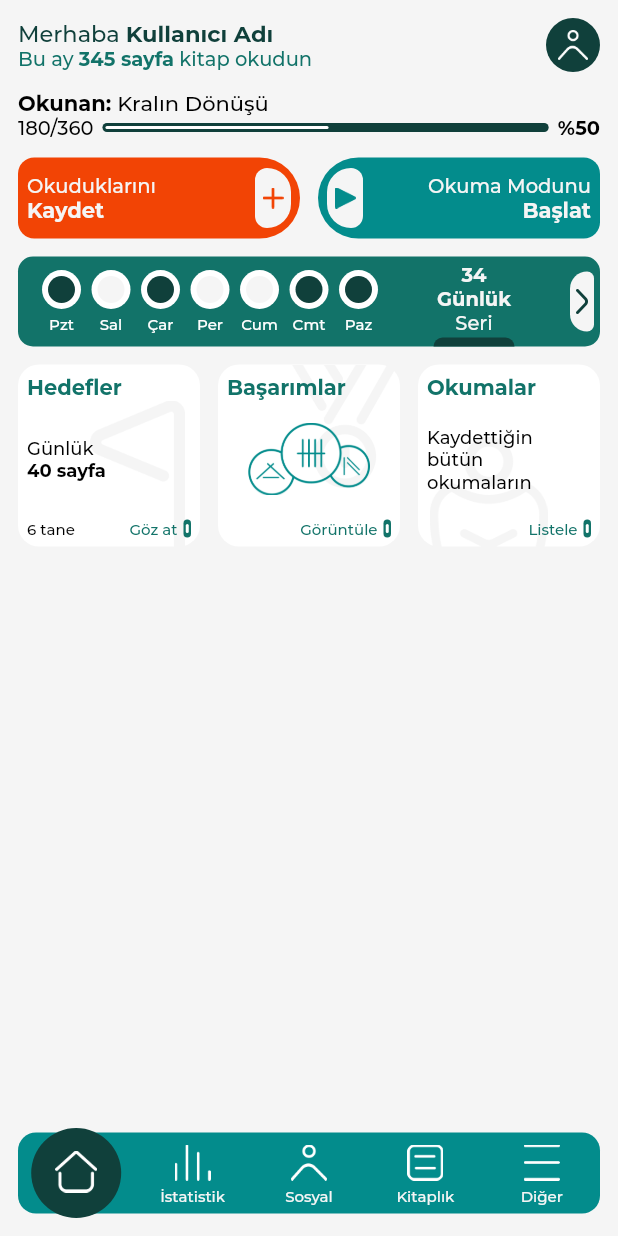
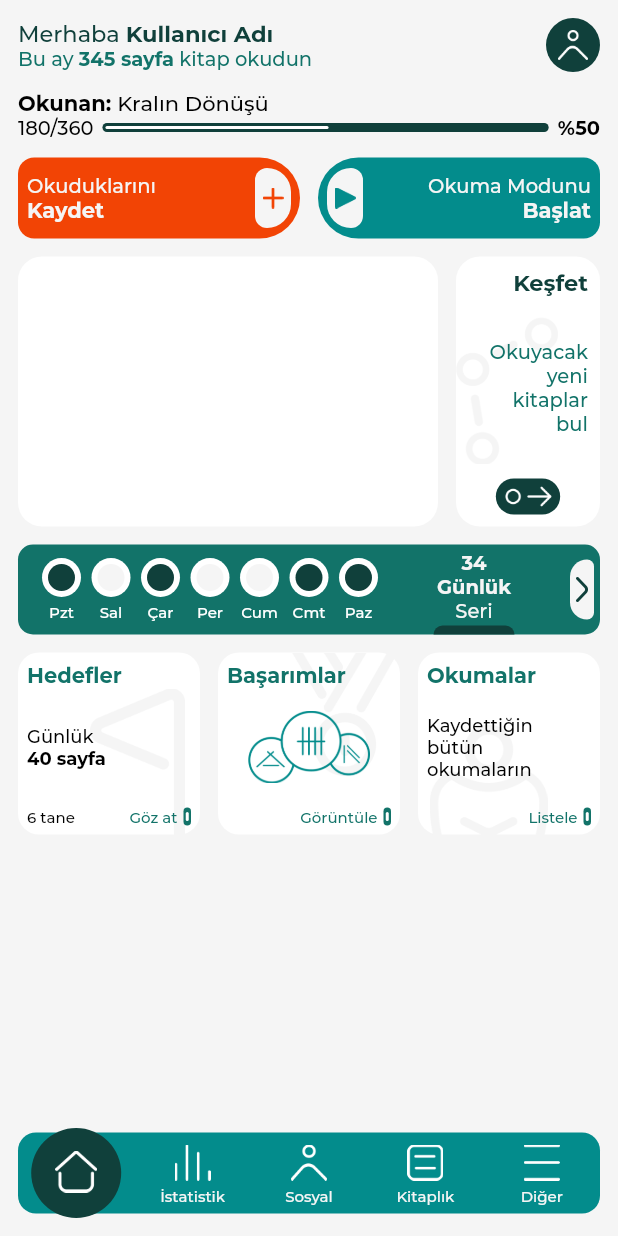
Before and after one commit to zahidayturan/okuur-book-tracker-mobile-app, a Flutter app: the screen it shows after launch, on a phone screen of 412 x 824 dp. Run offline on Flutter 3.47's test engine with Material 2 defaults, Android fonts, the light colour scheme and no system bars.

Commit message:
discover section

```diff
--- /dev/null
+++ b/lib/routes/home/componenets/current_book_and_discover.dart
@@ -0,0 +1,104 @@
+import 'package:flutter/material.dart';
+import 'package:okuur/core/constants/colors.dart';
+import 'package:okuur/ui/components/rich_text.dart';
+
+class CurrentBookAndDiscover extends StatefulWidget {
+
+  //get BookInfo
+
+  const CurrentBookAndDiscover({
+    Key? key,
+  }) : super(key: key);
+
+  @override
+  State<CurrentBookAndDiscover> createState() => _CurrentBookAndDiscoverState();
+}
+
+class _CurrentBookAndDiscoverState extends State<CurrentBookAndDiscover> {
+
+  AppColors colors = AppColors();
+
+  @override
+  Widget build(BuildContext context) {
+    return Row(
+      children: [
+        Expanded(
+          child: Container(
+            height: 180,
+            decoration: BoxDecoration(
+                borderRadius: const BorderRadius.all(Radius.circular(16)),
+                color: colors.white
+            ),
+            child: Padding(
+              padding: const EdgeInsets.all(8.0),
+              child: bookInfo(),
+            ),
+          ),
+        ),
+        SizedBox(width: 12,),
+        Container(
+          height: 180,
+          width: 96,
+          decoration: BoxDecoration(
+              borderRadius: const BorderRadius.all(Radius.circular(16)),
+              color: colors.white
+          ),
+          child: Stack(
+            children: [
+              Padding(
+                padding: const EdgeInsets.only(right: 28,top: 40),
+                child: Image.asset("assets/icons/connection.png",color: colors.grey),
+              ),
+              Padding(
+                padding: const EdgeInsets.all(8.0),
+                child: discoverInfo(),
+              ),
+            ],
+          ),
+        ),
+      ],
+    );
+  }
+
+  Column bookInfo(){
+    return Column(
+
+    );
+  }
+
+  Column discoverInfo(){
+    return Column(
+      mainAxisAlignment: MainAxisAlignment.spaceBetween,
+      crossAxisAlignment: CrossAxisAlignment.end,
+      children: [
+        textInfo("Keşfet", colors.greenDark, 15, "FontBold",TextAlign.end),
+        textInfo("Okuyacak\nyeni\nkitaplar\nbul", colors.green, 13, "FontMedium",TextAlign.end),
+        Center(
+          child: Container(
+            height: 24,
+            decoration: BoxDecoration(
+              borderRadius: BorderRadius.all(Radius.circular(24)),
+              color: colors.greenDark
+            ),
+            child: Padding(
+              padding: const EdgeInsets.all(4.0),
+              child: Image.asset("assets/icons/line_arrow.png"),
+            ),
+          ),
+        )
+      ],
+
+    );
+  }
+
+  Text textInfo(String text,Color color,double size, String family, TextAlign align){
+    return Text(
+      text,style: TextStyle(
+        color: color,
+        fontFamily: family,
+        fontSize: size
+    ),textAlign: align,overflow: TextOverflow.ellipsis,
+    );
+  }
+
+}
--- a/lib/routes/home/home.dart
+++ b/lib/routes/home/home.dart
@@ -1,5 +1,6 @@
 import 'package:flutter/material.dart';
 import 'package:okuur/core/constants/colors.dart';
+import 'package:okuur/routes/home/componenets/current_book_and_discover.dart';
 import 'package:okuur/routes/home/componenets/currently_reading_info.dart';
 import 'package:okuur/routes/home/componenets/home_profile_info.dart';
 import 'package:okuur/routes/home/componenets/mini_pages_info.dart';
@@ -36,6 +37,8 @@ class _HomePageState extends State<HomePage> {
                 SizedBox(height: 12,),
                 OperationButtons(),
                 SizedBox(height: 12,),
+                CurrentBookAndDiscover(),
+                SizedBox(height: 12,),
                 WeeklySeries(weeklySeries: [1,0,1,0,0,1,1],currentSeries: 34),
                 SizedBox(height: 12,),
                 MiniPagesInfo(dailyGoal: 40,goalCount: 6,)
```
Also changed, not shown: assets/icons/connection.png (added), assets/icons/line_arrow.png (added).
